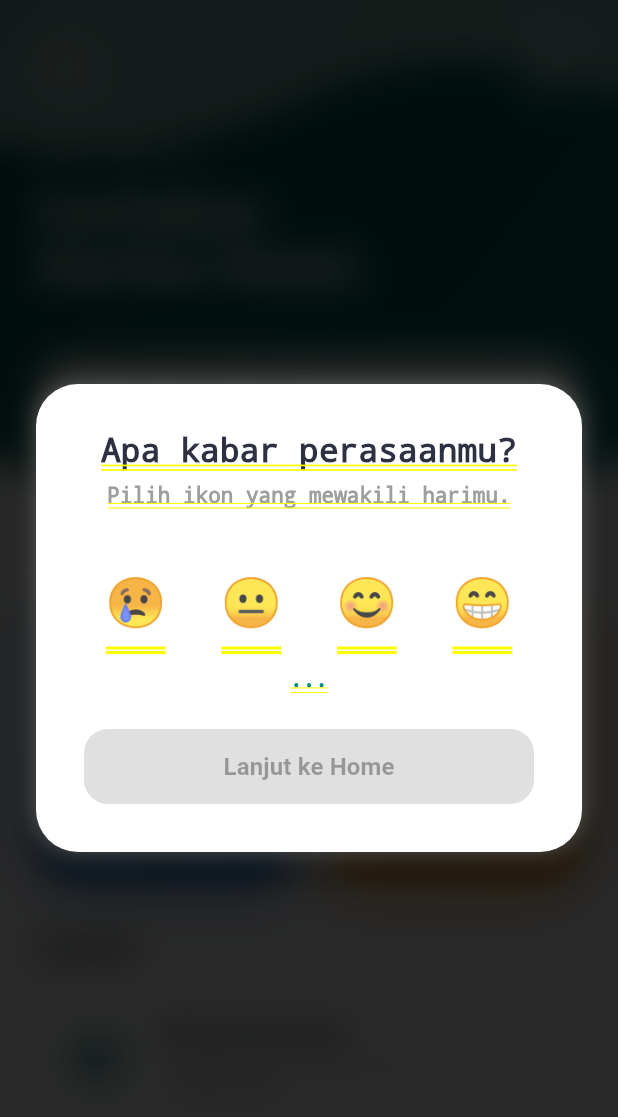
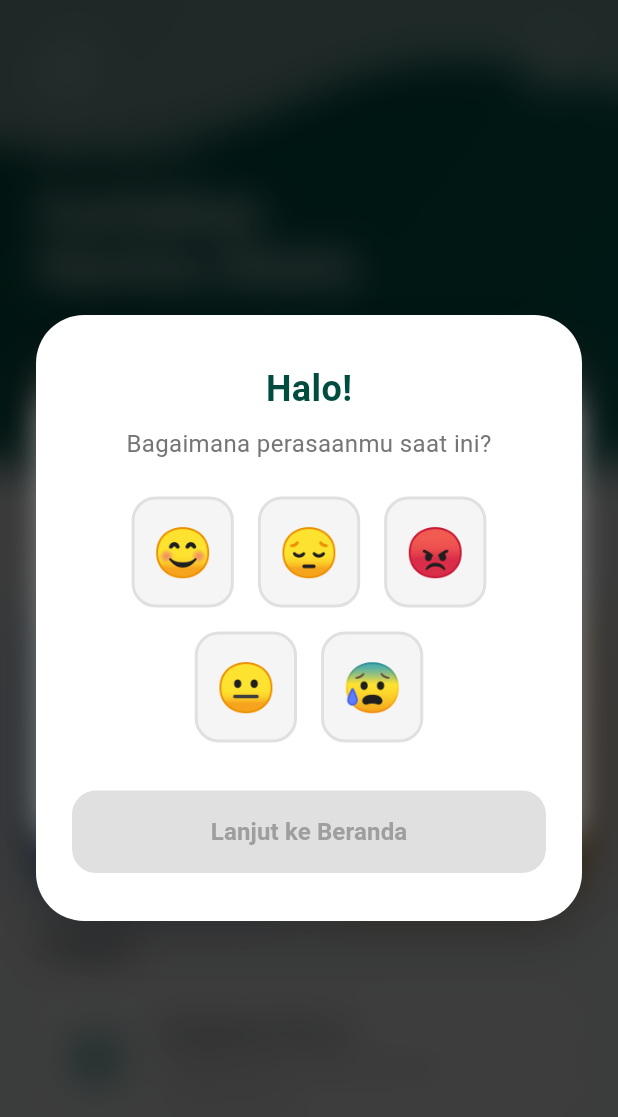
Before and after one commit to bagasyuan10/SiniCeritaMobile, a Flutter app: the screen it shows once a user with an empty profile is signed in, on a phone screen of 412 x 824 dp. Shown: the top 1117 px of the screen. Run offline on Flutter 3.47's test engine with Material 3 defaults, Android fonts, the phone set to English and light mode, and no system bars; our stand-ins replace flutter_dotenv, google_sign_in, image_picker, supabase_flutter; accounts and stored records are empty.

Commit message:
Emote masih problem part 2

```diff
--- a/lib/main.dart
+++ b/lib/main.dart
@@ -1,20 +1,26 @@
 import 'package:flutter/material.dart';
+import 'package:flutter/foundation.dart';
 import 'package:supabase_flutter/supabase_flutter.dart';
-import 'package:flutter_web_plugins/url_strategy.dart';
-
-import 'routes/app_routes.dart';
 import 'services/auth_gate.dart';
 
 Future<void> main() async {
   WidgetsFlutterBinding.ensureInitialized();
-  usePathUrlStrategy();
 
-  // --- PERBAIKAN DI SINI ---
-  // Hapus .instance (Langsung Supabase.initialize)
   await Supabase.initialize(
     url: 'https://puulfsptvvhdcijbikqr.supabase.co',
-    anonKey: 'eyJhbGciOiJIUzI1NiIsInR5cCI6IkpXVCJ9.eyJpc3MiOiJzdXBhYmFzZSIsInJlZiI6InB1dWxmc3B0dnZoZGNpamJpa3FyIiwicm9sZSI6ImFub24iLCJpYXQiOjE3NjY5Mjg0OTcsImV4cCI6MjA4MjUwNDQ5N30.L5SWYsDnR5tuG6ClTfoNjaQi_PZPwnRo2xFqjzKTSQk',
+    anonKey: 'YOUR_ANON_KEY',
   );
+
+  // 🔑 WAJIB untuk Flutter Web OAuth (Google Login)
+  if (kIsWeb) {
+    try {
+      await Supabase.instance.client.auth.getSessionFromUrl(
+        Uri.base,
+      );
+    } catch (e) {
+      debugPrint('OAuth redirect error: $e');
+    }
+  }
 
   runApp(const MyApp());
 }
@@ -24,22 +30,16 @@
 
   @override
   Widget build(BuildContext context) {
-    return MaterialApp(
-      title: 'Sini Cerita',
+    return const MaterialApp(
       debugShowCheckedModeBanner: false,
-      theme: ThemeData(
-        primarySwatch: Colors.teal,
-        useMaterial3: true,
-      ),
 
-      home: const AuthGate(),
+      // ✅ ROOT APP LANGSUNG AUTHGATE
+      home: AuthGate(),
 
-      // Penangkal Error Pink
-      onUnknownRoute: (settings) {
-        return MaterialPageRoute(builder: (_) => const AuthGate());
-      },
-
-      onGenerateRoute: AppRoutes.generateRoute,
+      // ❌ JANGAN PAKAI:
+      // initialRoute
+      // routes
+      // onGenerateRoute
     );
   }
 }
--- a/lib/routes/app_routes.dart
+++ b/lib/routes/app_routes.dart
@@ -1,7 +1,7 @@
 import 'package:flutter/material.dart';
 import '../screens/login_screen.dart';
 import '../screens/register_screen.dart';
-import '../screens/home_screen.dart';
+import '../screens/home/home_screen.dart';
 
 class AppRoutes {
   // --- DAFTAR STRING RUTE (Konstanta) ---
--- /dev/null
+++ b/lib/screens/home/home_screen_wrapper.dart
@@ -0,0 +1,32 @@
+import 'package:flutter/material.dart';
+
+import '../mood_check_in_screen.dart';
+import 'home_screen.dart';
+
+class HomeScreenWrapper extends StatefulWidget {
+  const HomeScreenWrapper({super.key});
+
+  @override
+  State<HomeScreenWrapper> createState() => _HomeScreenWrapperState();
+}
+
+class _HomeScreenWrapperState extends State<HomeScreenWrapper> {
+  bool _hasCheckedMood = false;
+
+  @override
+  Widget build(BuildContext context) {
+    return Stack(
+      children: [
+        const HomeScreen(),
+
+        if (!_hasCheckedMood)
+          MoodCheckInScreen(
+            onComplete: () {
+              if (!mounted) return;
+              setState(() => _hasCheckedMood = true);
+            },
+          ),
+      ],
+    );
+  }
+}
--- /dev/null
+++ b/lib/screens/mood_check_in_screen.dart
@@ -0,0 +1,179 @@
+import 'dart:ui';
+import 'package:flutter/material.dart';
+
+class MoodCheckInScreen extends StatefulWidget {
+  // Callback ini dipanggil saat user selesai memilih mood
+  final VoidCallback? onComplete;
+
+  const MoodCheckInScreen({super.key, this.onComplete});
+
+  @override
+  State<MoodCheckInScreen> createState() => _MoodCheckInScreenState();
+}
+
+class _MoodCheckInScreenState extends State<MoodCheckInScreen> with SingleTickerProviderStateMixin {
+  int? _selectedMoodIndex;
+  late AnimationController _controller;
+  late Animation<double> _scaleAnimation;
+  late Animation<double> _fadeAnimation;
+
+  final List<Map<String, String>> _moods = [
+    {"emoji": "😊", "label": "Senang"},
+    {"emoji": "😔", "label": "Sedih"},
+    {"emoji": "😡", "label": "Marah"},
+    {"emoji": "😐", "label": "Biasa"},
+    {"emoji": "😰", "label": "Cemas"},
+  ];
+
+  @override
+  void initState() {
+    super.initState();
+    _controller = AnimationController(
+      vsync: this,
+      duration: const Duration(milliseconds: 600),
+    );
+
+    _scaleAnimation = CurvedAnimation(parent: _controller, curve: Curves.easeOutBack);
+    _fadeAnimation = CurvedAnimation(parent: _controller, curve: Curves.easeIn);
+
+    _controller.forward();
+  }
+
+  @override
+  void dispose() {
+    _controller.dispose();
+    super.dispose();
+  }
+
+  void _onContinue() {
+    if (_selectedMoodIndex != null) {
+      // 1. Jika ada callback onComplete (dari AuthGate), jalankan itu
+      if (widget.onComplete != null) {
+        widget.onComplete!();
+      } else {
+        // 2. Fallback: Jika dipanggil manual, navigasi biasa via route
+        Navigator.pushReplacementNamed(context, '/home');
+      }
+    }
+  }
+
+  @override
+  Widget build(BuildContext context) {
+    return Scaffold(
+      backgroundColor: Colors.transparent,
+      body: Stack(
+        children: [
+          // Background Blur
+          BackdropFilter(
+            filter: ImageFilter.blur(sigmaX: 10.0, sigmaY: 10.0),
+            child: Container(
+              color: Colors.black.withValues(alpha: 0.4),
+            ),
+          ),
+
+          // Konten Tengah
+          Center(
+            child: FadeTransition(
+              opacity: _fadeAnimation,
+              child: ScaleTransition(
+                scale: _scaleAnimation,
+                child: Container(
+                  margin: const EdgeInsets.symmetric(horizontal: 24),
+                  padding: const EdgeInsets.symmetric(vertical: 32, horizontal: 24),
+                  decoration: BoxDecoration(
+                    color: Colors.white,
+                    borderRadius: BorderRadius.circular(32),
+                    boxShadow: [
+                      BoxShadow(
+                        color: Colors.black.withValues(alpha: 0.2),
+                        blurRadius: 30,
+                        offset: const Offset(0, 10),
+                      )
+                    ],
+                  ),
+                  child: Column(
+                    mainAxisSize: MainAxisSize.min,
+                    children: [
+                      const Text(
+                        "Halo!",
+                        style: TextStyle(fontSize: 24, fontWeight: FontWeight.bold, color: Color(0xFF004D40)),
+                      ),
+                      const SizedBox(height: 8),
+                      Text(
+                        "Bagaimana perasaanmu saat ini?",
+                        textAlign: TextAlign.center,
+                        style: TextStyle(fontSize: 16, color: Colors.grey.shade600),
+                      ),
+                      const SizedBox(height: 24),
+
+                      // Grid Mood
+                      Wrap(
+                        spacing: 16,
+                        runSpacing: 16,
+                        alignment: WrapAlignment.center,
+                        children: List.generate(_moods.length, (index) {
+                          final isSelected = _selectedMoodIndex == index;
+                          return GestureDetector(
+                            onTap: () => setState(() => _selectedMoodIndex = index),
+                            child: AnimatedContainer(
+                              duration: const Duration(milliseconds: 200),
+                              padding: const EdgeInsets.all(12),
+                              decoration: BoxDecoration(
+                                color: isSelected ? const Color(0xFF00897B) : Colors.grey.shade100,
+                                borderRadius: BorderRadius.circular(16),
+                                border: Border.all(
+                                  color: isSelected ? Colors.transparent : Colors.grey.shade300,
+                                  width: 2
+                                ),
+                                boxShadow: isSelected ? [
+                                  BoxShadow(
+                                    color: const Color(0xFF00897B).withValues(alpha: 0.4),
+                                    blurRadius: 10,
+                                    offset: const Offset(0,4)
+                                  )
+                                ] : [],
+                              ),
+                              child: Text(
+                                _moods[index]['emoji']!,
+                                style: const TextStyle(fontSize: 32),
+                              ),
+                            ),
+                          );
+                        }),
+                      ),
+
+                      const SizedBox(height: 32),
+
+                      // Tombol Lanjut
+                      SizedBox(
+                        width: double.infinity,
+                        child: ElevatedButton(
+                          onPressed: _selectedMoodIndex != null ? _onContinue : null,
+                          style: ElevatedButton.styleFrom(
+                            backgroundColor: const Color(0xFF004D40),
+                            disabledBackgroundColor: Colors.grey.shade300,
+                            padding: const EdgeInsets.symmetric(vertical: 16),
+                            shape: RoundedRectangleBorder(borderRadius: BorderRadius.circular(16)),
+                            elevation: 0,
+                          ),
+                          child: Text(
+                            "Lanjut ke Beranda",
+                            style: TextStyle(
+                              color: _selectedMoodIndex != null ? Colors.white : Colors.grey.shade500,
+                              fontWeight: FontWeight.bold,
+                              fontSize: 16
+                            ),
+                          ),
+                        ),
+                      )
+                    ],
+                  ),
+                ),
+              ),
+            ),
+          ),
+        ],
+      ),
+    );
+  }
+}
--- a/lib/services/auth_gate.dart
+++ b/lib/services/auth_gate.dart
@@ -1,81 +1,33 @@
 import 'package:flutter/material.dart';
 import 'package:supabase_flutter/supabase_flutter.dart';
-import '../screens/home_screen.dart';
 import '../screens/login_screen.dart';
-// Pastikan path import ini sesuai dengan struktur foldermu
-import '../widgets/mood_overlay.dart';
+import '../screens/home/home_screen_wrapper.dart';
 
-class AuthGate extends StatefulWidget {
+class AuthGate extends StatelessWidget {
   const AuthGate({super.key});
 
   @override
-  State<AuthGate> createState() => _AuthGateState();
-}
-
-class _AuthGateState extends State<AuthGate> {
-  bool _isLoading = true;
-  bool _showMoodOverlay = true; // Default tampilkan overlay saat baru masuk
-
-  @override
-  void initState() {
-    super.initState();
-    _handleAuthCallback();
-  }
-
-  Future<void> _handleAuthCallback() async {
-    try {
-      final uri = Uri.base;
-      final code = uri.queryParameters['code'];
-
-      // Jika ada kode dari Google, tukar jadi sesi login
-      if (code != null) {
-        await Supabase.instance.client.auth.exchangeCodeForSession(code);
-      }
-    } catch (e) {
-      debugPrint("Error Auth: $e");
-    } finally {
-      if (mounted) {
-        setState(() => _isLoading = false);
-      }
-    }
-  }
-
-  @override
   Widget build(BuildContext context) {
-    if (_isLoading) {
-      return const Scaffold(
-        body: Center(child: CircularProgressIndicator()),
-      );
-    }
-
     return StreamBuilder<AuthState>(
       stream: Supabase.instance.client.auth.onAuthStateChange,
       builder: (context, snapshot) {
-        final session = snapshot.data?.session ?? Supabase.instance.client.auth.currentSession;
+        final session =
+            Supabase.instance.client.auth.currentSession;
 
-        // JIKA SUDAH LOGIN
-        if (session != null) {
-          // Tampilkan Home ditumpuk dengan MoodOverlay
-          return Stack(
-            children: [
-              const HomeScreen(), // Layer Belakang
-
-              // Layer Depan (Hanya muncul jika _showMoodOverlay = true)
-              if (_showMoodOverlay)
-                MoodOverlay(
-                  onDismiss: () {
-                    // Saat tombol lanjut diklik, hilangkan overlay
-                    setState(() {
-                      _showMoodOverlay = false;
-                    });
-                  },
-                ),
-            ],
+        // 🌀 Loading sebentar (biar nggak putih)
+        if (snapshot.connectionState == ConnectionState.waiting) {
+          return const Scaffold(
+            body: Center(child: CircularProgressIndicator()),
           );
         }
 
-        // JIKA BELUM LOGIN
-        return const LoginScreen();
+        // ❌ Belum login
+        if (session == null) {
+          return const LoginScreen();
+        }
+
+        // ✅ Sudah login
+        return const HomeScreenWrapper();
       },
     );
   }
```
Also changed, not shown: lib/screens/home/home_screen.dart (renamed from lib/screens/home_screen.dart, +4 -4 lines), lib/screens/login_screen.dart (+77 -48 lines), lib/services/auth_service.dart (+2 -5 lines), lib/screens/mood_overlay.dart (renamed from lib/widgets/mood_overlay.dart), 1 other file.
